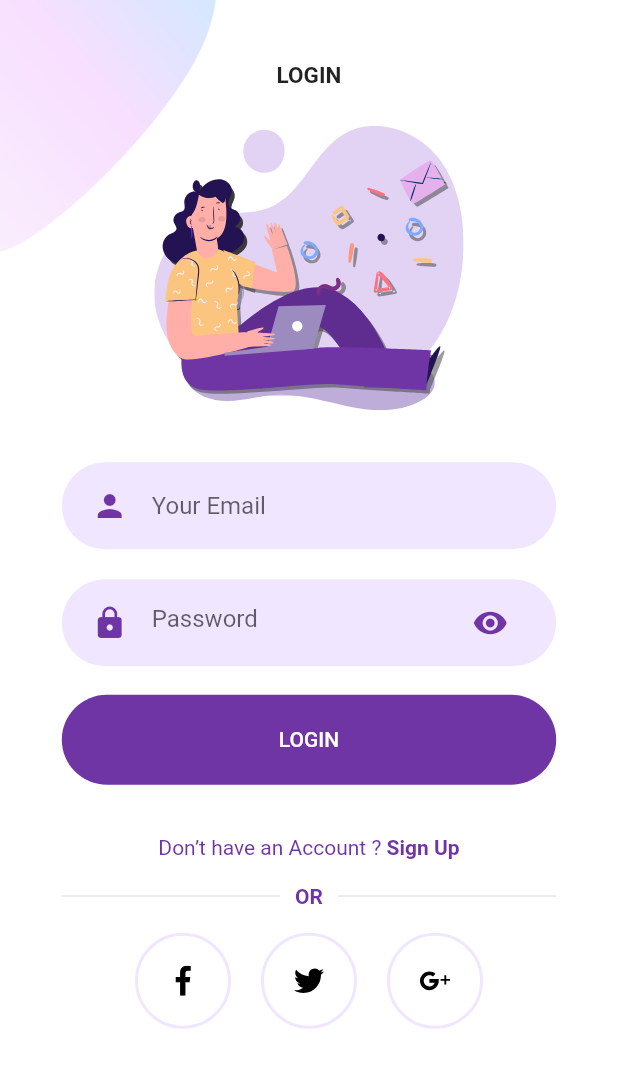
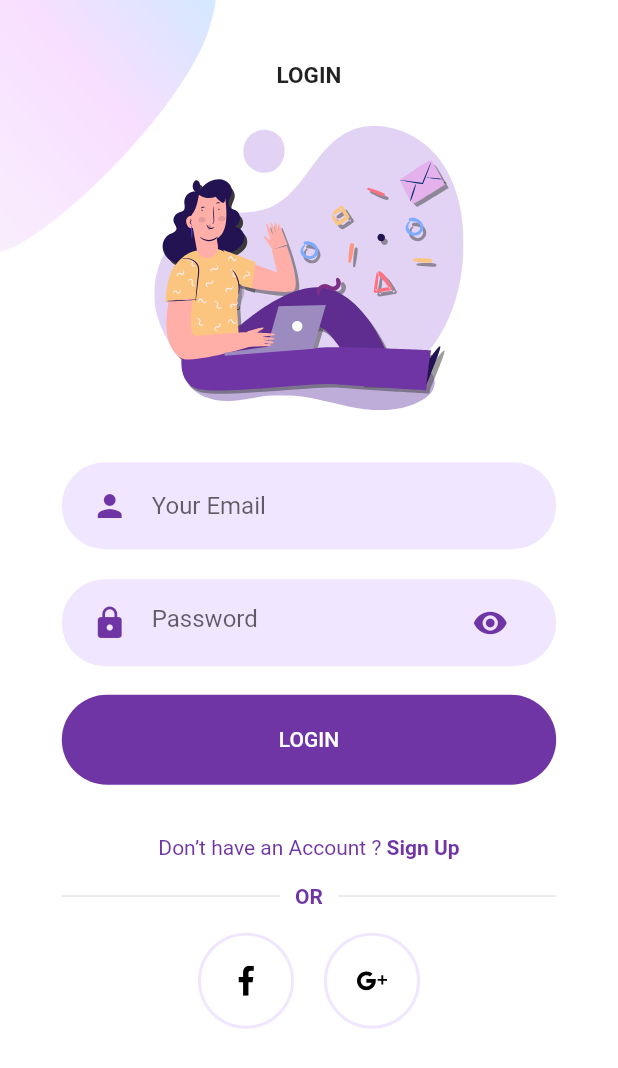
Before and after one commit to AbhaySingh15/flutter_firebase_app, a Flutter app: the screen it shows after launch, on a phone screen of 412 x 824 dp. Shown: the top 1068 px of the screen. Run offline on Flutter 3.47's test engine with Material 2 defaults, Android fonts, the phone set to English and light mode, and no system bars; our stand-ins replace cached_network_image, firebase_auth, firebase_core, flutter_svg, google_sign_in; missing offline and left inert: flutter_facebook_auth; accounts and stored records are empty.

Commit message:
final changes

```diff
--- a/lib/Screens/Login/components/body.dart
+++ b/lib/Screens/Login/components/body.dart
@@ -87,10 +87,6 @@ class _BodyState extends State<Body> {
                     },
                   ),
                   SocalIcon(
-                    iconSrc: "assets/icons/twitter.svg",
-                    press: () {},
-                  ),
-                  SocalIcon(
                     iconSrc: "assets/icons/google-plus.svg",
                     press: () async {
                       await Provider.of<FirebaseAuthService>(context,
--- a/lib/Services/authentication.dart
+++ b/lib/Services/authentication.dart
@@ -1,12 +1,8 @@
 import 'package:flutter/material.dart';
-
 import 'package:firebase_core/firebase_core.dart';
 import 'package:flutter_auth/Screens/Login/login_screen.dart';
-import 'package:flutter_auth/Screens/Welcome/welcome_screen.dart';
 import 'package:flutter_auth/Screens/logged_in.dart';
-import 'package:flutter_facebook_auth/flutter_facebook_auth.dart';
 import 'package:provider/provider.dart';
-
 import 'firebase_auth_service.dart';
 
 class Authentication extends StatefulWidget {
--- a/lib/components/rounded_password_field.dart
+++ b/lib/components/rounded_password_field.dart
@@ -2,13 +2,25 @@ import 'package:flutter/material.dart';
 import 'package:flutter_auth/components/text_field_container.dart';
 import 'package:flutter_auth/Utils/constants.dart';
 
-class RoundedPasswordField extends StatelessWidget {
+class RoundedPasswordField extends StatefulWidget {
   //final ValueChanged<String>? onChanged;
   final TextEditingController? controller;
   const RoundedPasswordField({
     Key? key,
     this.controller,
   }) : super(key: key);
+
+  @override
+  State<RoundedPasswordField> createState() => _RoundedPasswordFieldState();
+}
+
+class _RoundedPasswordFieldState extends State<RoundedPasswordField> {
+  bool _obscureText = true;
+  void _toggle() {
+    setState(() {
+      _obscureText = !_obscureText;
+    });
+  }
 
   @override
   Widget build(BuildContext context) {
@@ -19,8 +31,8 @@ class RoundedPasswordField extends StatelessWidget {
             return "Password cannot be empty";
           }
         },
-        controller: this.controller,
-        obscureText: true,
+        controller: this.widget.controller,
+        obscureText: _obscureText,
         cursorColor: Consts.kPrimaryColor,
         decoration: InputDecoration(
           hintText: "Password",
@@ -28,9 +40,12 @@ class RoundedPasswordField extends StatelessWidget {
             Icons.lock,
             color: Consts.kPrimaryColor,
           ),
-          suffixIcon: Icon(
-            Icons.visibility,
-            color: Consts.kPrimaryColor,
+          suffixIcon: GestureDetector(
+            onTap: _toggle,
+            child: Icon(
+              Icons.visibility,
+              color: Consts.kPrimaryColor,
+            ),
           ),
           border: InputBorder.none,
         ),
--- a/pubspec.yaml
+++ b/pubspec.yaml
@@ -28,6 +28,7 @@ dependencies:
   flutter_signin_button: ^2.0.0
   flutter_svg: ^0.22.0
   google_sign_in: ^5.0.4
+  http: ^0.13.3
   provider: ^5.0.0
 
 dev_dependencies:
```
Also changed, not shown: lib/Screens/Signup/components/body.dart (+0 -23 lines), lib/Screens/logged_in.dart (+30 -17 lines), lib/Services/firebase_auth_service.dart (+9 -19 lines), pubspec.lock.
